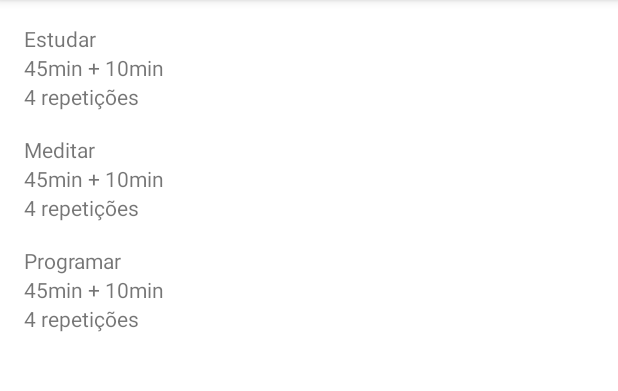
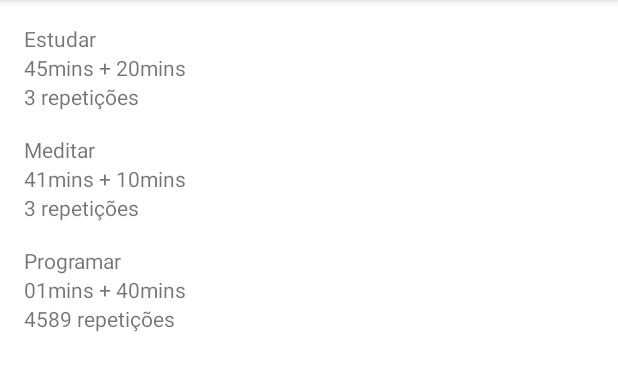
Before and after one commit to Adaltino/timezen, an Android app: the screen it shows after launch (MainActivity), on a phone screen of 412 x 824 dp, the part 84-475 px from its top. Run offline under Robolectric (Android 15) with nearby library versions, the phone set to English and light mode, and no system bars.

Commit message:
Dynamic list details

```diff
--- a/app/src/main/java/faculdade/timezen/planModel/Plan.kt
+++ b/app/src/main/java/faculdade/timezen/planModel/Plan.kt
@@ -23,4 +23,7 @@ class Plan(
 
     fun name(): String = name
     fun pomodoroTimer(): PomodoroTimer = pomodoroTimer
+    fun getWorkTime(): Long = pomodoroTimer.workTime
+    fun getBreakTime(): Long = pomodoroTimer.breakTime
+    fun getTaskQuantity(): Int = pomodoroTimer.tasks
 }
--- a/app/src/main/java/faculdade/timezen/ui/activity/MainActivity.kt
+++ b/app/src/main/java/faculdade/timezen/ui/activity/MainActivity.kt
@@ -16,9 +16,9 @@ class MainActivity : AppCompatActivity() {
 
         val recyclerView = findViewById<RecyclerView>(R.id.recyclerView)
         recyclerView.adapter = ListPlansAdapter(this, listOf(
-            Plan(name = "Estudar", PomodoroTimer(5000, 3000, 3)),
-            Plan(name = "Meditar", PomodoroTimer(5000, 3000, 3)),
-            Plan(name = "Programar", PomodoroTimer(5000, 3000, 3))
+            Plan(name = "Estudar", PomodoroTimer(2700000, 1200000, 3)),
+            Plan(name = "Meditar", PomodoroTimer(2500000, 600000, 3)),
+            Plan(name = "Programar", PomodoroTimer(60000, 6000000, 4589))
         ))
     }
 }
--- a/app/src/main/java/faculdade/timezen/ui/recyclerview/adapter/ListPlansAdapter.kt
+++ b/app/src/main/java/faculdade/timezen/ui/recyclerview/adapter/ListPlansAdapter.kt
@@ -9,20 +9,22 @@ import androidx.recyclerview.widget.RecyclerView
 import faculdade.timezen.R
 import faculdade.timezen.planModel.Plan
 import faculdade.timezen.planModel.PomodoroTimer
+import faculdade.timezen.utils.Translator
 
 class ListPlansAdapter(
     private val context: Context,
     private val plans: List<Plan>
 ) : RecyclerView.Adapter<ListPlansAdapter.ViewHolder>() {
+    class ViewHolder(view: View) : RecyclerView.ViewHolder(view) {
+        val translator = Translator()
 
-    class ViewHolder(view: View) : RecyclerView.ViewHolder(view) {
         fun vincula(plan: Plan) {
             val namePlan = itemView.findViewById<TextView>(R.id.text_name_plan_list)
             namePlan.text = plan.name()
             val timePlan = itemView.findViewById<TextView>(R.id.text_time_plan_list)
-            timePlan.text = "45min + 10min"
+            timePlan.text = "${translator.getHumanTime("minute", plan.getWorkTime())} + ${translator.getHumanTime("minute", plan.getBreakTime())}"
             val repeatPlan = itemView.findViewById<TextView>(R.id.text_time_repeat_list)
-            repeatPlan.text = "4 repetições"
+            repeatPlan.text = "${plan.getTaskQuantity()} repetições"
         }
     }
 
--- a/app/src/main/java/faculdade/timezen/utils/Translator.kt
+++ b/app/src/main/java/faculdade/timezen/utils/Translator.kt
@@ -13,4 +13,16 @@ class Translator {
     private fun makeTimeString(hours: Long, minutes: Long, seconds: Long): String =
         String.format("%02d:%02d:%02d", hours, minutes, seconds)
 
+    fun getHumanTime(type: String, ms: Long): String {
+        var time: String = "?"
+
+        when (type) {
+            "second" -> time = String.format("%02dsecs", (ms / 1000) % 60)
+            "minute" -> time = String.format("%02dmins", ms / (1000 * 60) % 60)
+            "hour"   -> time = String.format("%02dhours", ms / (1000 * 60 * 60) % 24)
+        }
+
+        return time
+    }
+
 }
```
